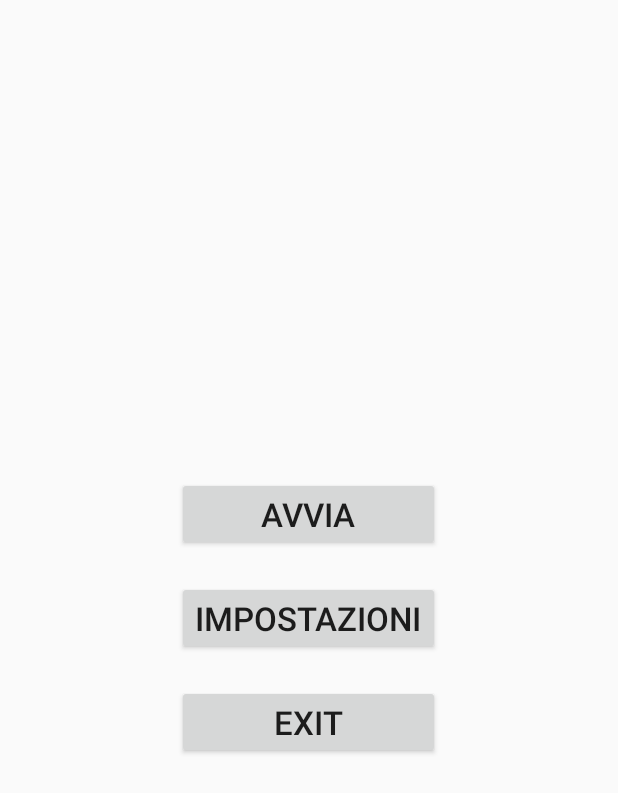
After one commit to Unknowned1/ExcuseMeGenerator_v0.01, an Android app: the layout menu_layout.xml on its own in the app's theme, with its tools: preview values and no code run, on a phone screen of 412 x 824 dp. The commit adds this screen. Shown: the top 793 px of the screen. Run offline under Robolectric (Android 15) with nearby library versions, the phone set to English and light mode, and no system bars.

Commit message:
Vogl fa sold

```diff
--- a/app/src/main/AndroidManifest.xml
+++ b/app/src/main/AndroidManifest.xml
@@ -11,6 +11,8 @@
         android:theme="@style/AppTheme">
         <activity android:name=".MainActivity">
         </activity>
+        <activity android:name=".MenuActivity">
+        </activity>
         <activity android:name=".LaunchActivity">
             <intent-filter>
                 <action android:name="android.intent.action.MAIN" />
--- a/app/src/main/java/com/b_gamesentertainment/excusemegenerator/LaunchActivity.java
+++ b/app/src/main/java/com/b_gamesentertainment/excusemegenerator/LaunchActivity.java
@@ -36,7 +36,7 @@ public class LaunchActivity extends AppCompatActivity {
             @Override
             public void run() {
 
-                Intent intent = new Intent(getApplicationContext(), MainActivity.class );
+                Intent intent = new Intent(getApplicationContext(), MenuActivity.class );
                 startActivity(intent);
                 finish();
             }
--- /dev/null
+++ b/app/src/main/java/com/b_gamesentertainment/excusemegenerator/MenuActivity.java
@@ -0,0 +1,16 @@
+package com.b_gamesentertainment.excusemegenerator;
+
+import android.os.Bundle;
+import android.support.v7.app.AppCompatActivity;
+
+public class MenuActivity extends AppCompatActivity {
+
+    @Override
+    protected void onCreate(Bundle savedInstanceState) {
+
+        super.onCreate(savedInstanceState);
+        setContentView(R.layout.menu_layout);
+
+    }
+
+}
--- /dev/null
+++ b/app/src/main/res/layout/menu_layout.xml
@@ -0,0 +1,39 @@
+<?xml version="1.0" encoding="utf-8"?>
+<RelativeLayout
+    xmlns:android="http://schemas.android.com/apk/res/android" android:layout_width="match_parent"
+    android:layout_height="match_parent">
+
+    <LinearLayout
+        android:id="@+id/menu_linear_layout"
+        android:layout_width="wrap_content"
+        android:layout_height="wrap_content"
+        android:layout_centerInParent="true"
+        android:layout_centerHorizontal="true"
+        android:layout_centerVertical="true"
+        android:orientation="vertical">
+
+        <Button
+            android:id="@+id/button3"
+            android:layout_width="match_parent"
+            android:layout_height="wrap_content"
+            android:layout_marginTop="0dp"
+            android:text="Avvia"
+            android:textSize="22dp" />
+
+        <Button
+            android:id="@+id/button2"
+            android:layout_width="match_parent"
+            android:layout_height="wrap_content"
+            android:layout_marginTop="20dp"
+            android:text="Impostazioni"
+            android:textSize="22dp" />
+
+        <Button
+            android:id="@+id/button"
+            android:layout_width="match_parent"
+            android:layout_height="wrap_content"
+            android:layout_marginTop="20dp"
+            android:text="Exit"
+            android:textSize="22dp" />
+    </LinearLayout>
+</RelativeLayout>
```
